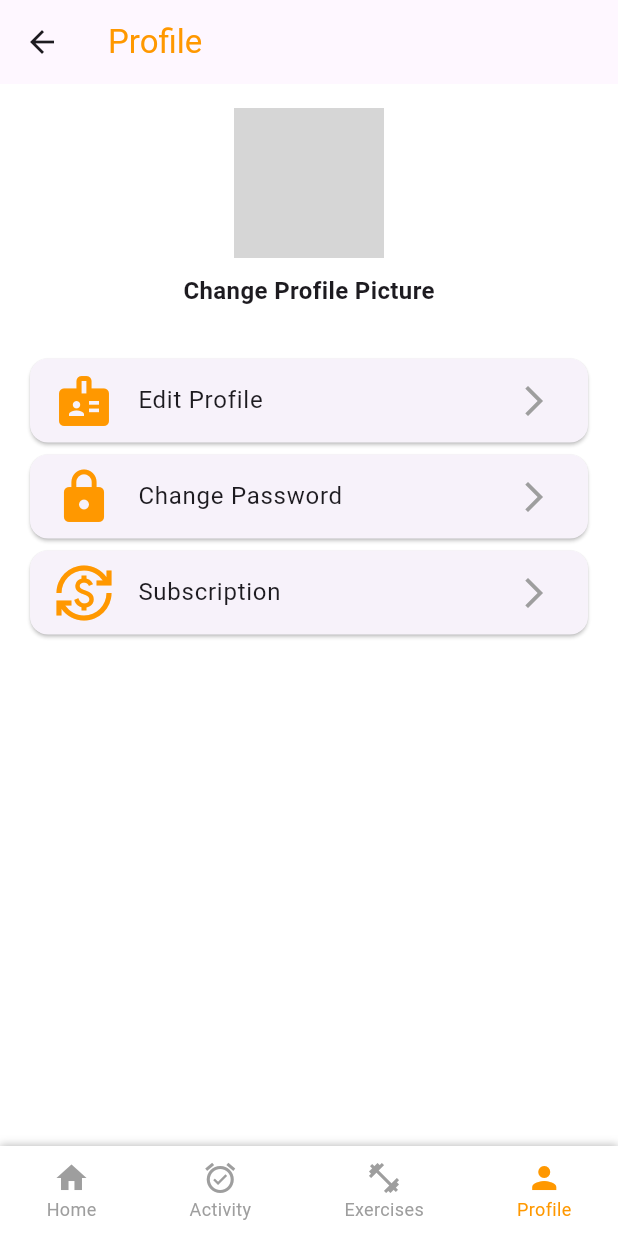
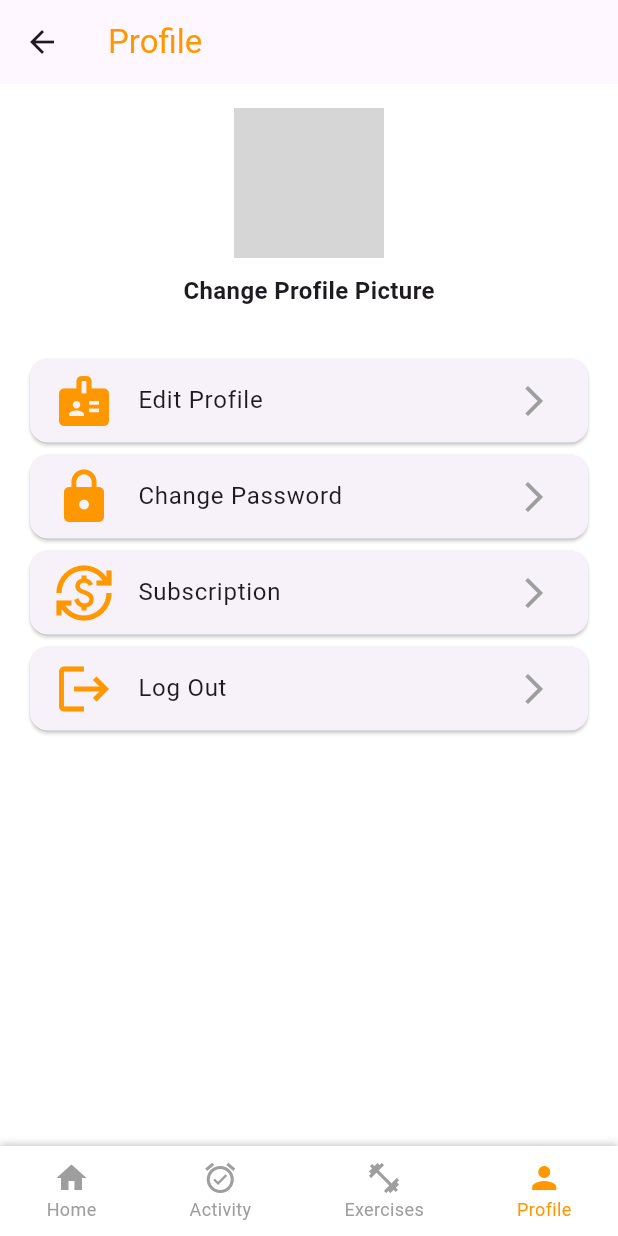
Before and after one commit to Theproxycos/pulse_gym, a Flutter app: the ProfilePage screen opened by its route, on a phone screen of 412 x 824 dp. Run offline on Flutter 3.47's test engine with Material 3 defaults, Android fonts, the phone set to English and light mode, and no system bars; our stand-ins replace cloud_firestore, easy_date_timeline, email_validator, firebase_core, firebase_storage, fl_chart and 2 more; accounts and stored records are empty; network calls fail; grey boxes are pictures that could not be loaded.

Commit message:
Update profile.dart

```diff
--- a/lib/screens/profile.dart
+++ b/lib/screens/profile.dart
@@ -4,6 +4,7 @@ import 'package:firebase_storage/firebase_storage.dart';
 import 'dart:io';
 import '../services/firestore.dart';
 import '../widgets/custom_bottom_nav_bar.dart';
+import 'login.dart';
 
 class ProfilePage extends StatefulWidget {
   final String userId;
@@ -162,6 +163,21 @@ class _ProfilePageState extends State<ProfilePage> {
                   },
                 ),
               ),
+              Card(
+                child: ListTile(
+                  leading: const Icon(Icons.logout,
+                      size: 40, color: Colors.orange),
+                  title: const Text('Log Out'),
+                  trailing:
+                      const Icon(Icons.arrow_forward_ios, color: Colors.grey),
+                  onTap: () {
+                    Navigator.push(
+                      context,
+                      MaterialPageRoute(builder: (context) => Login()),
+                    );
+                  },
+                ),
+              ),
             ],
           ),
         ),
```
